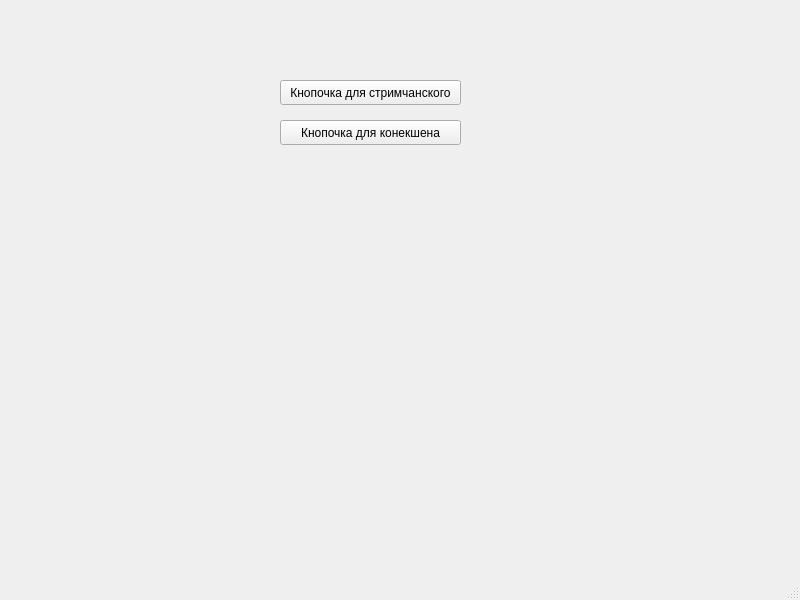
Qt form src/MainWindow/MainWindow.ui (PolarStarWalker/PolarUV-client) before a commit.
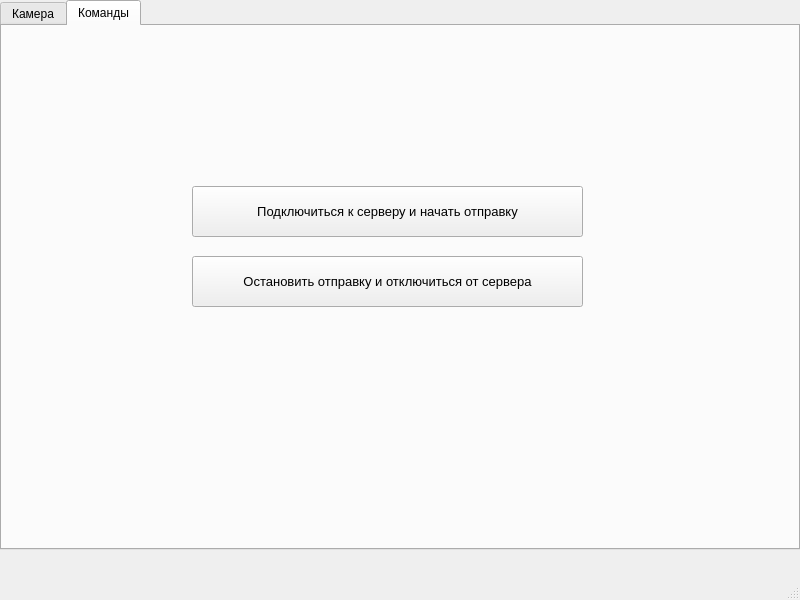
The same form after that commit.

What changed in the file:
```diff
--- a/src/MainWindow/MainWindow.ui
+++ b/src/MainWindow/MainWindow.ui
@@ -14,31 +14,96 @@
    <string>MainWindow</string>
   </property>
   <widget class="QWidget" name="centralwidget">
-   <widget class="QPushButton" name="pushButton">
+   <widget class="QTabWidget" name="tabWidget">
     <property name="geometry">
      <rect>
-      <x>280</x>
-      <y>80</y>
-      <width>181</width>
-      <height>25</height>
+      <x>0</x>
+      <y>0</y>
+      <width>800</width>
+      <height>550</height>
      </rect>
     </property>
-    <property name="text">
-     <string>Кнопочка для стримчанского</string>
+    <property name="currentIndex">
+     <number>1</number>
     </property>
-   </widget>
-   <widget class="QPushButton" name="pushButton_2">
-    <property name="geometry">
-     <rect>
-      <x>280</x>
-      <y>120</y>
-      <width>181</width>
-      <height>25</height>
-     </rect>
-    </property>
-    <property name="text">
-     <string>Кнопочка для конекшена</string>
-    </property>
+    <widget class="QWidget" name="tab">
+     <property name="enabled">
+      <bool>true</bool>
+     </property>
+     <property name="accessibleName">
+      <string/>
+     </property>
+     <attribute name="title">
+      <string>Камера</string>
+     </attribute>
+     <widget class="QPushButton" name="pushButton_2">
+      <property name="geometry">
+       <rect>
+        <x>290</x>
+        <y>230</y>
+        <width>181</width>
+        <height>25</height>
+       </rect>
+      </property>
+      <property name="text">
+       <string>Кнопочка для конекшена</string>
+      </property>
+     </widget>
+     <widget class="QPushButton" name="pushButton">
+      <property name="geometry">
+       <rect>
+        <x>290</x>
+        <y>190</y>
+        <width>181</width>
+        <height>25</height>
+       </rect>
+      </property>
+      <property name="text">
+       <string>Кнопочка для стримчанского</string>
+      </property>
+     </widget>
+    </widget>
+    <widget class="QWidget" name="tab_2">
+     <attribute name="title">
+      <string>Команды</string>
+     </attribute>
+     <widget class="QPushButton" name="socketConnectButton">
+      <property name="geometry">
+       <rect>
+        <x>190</x>
+        <y>160</y>
+        <width>391</width>
+        <height>51</height>
+       </rect>
+      </property>
+      <property name="font">
+       <font>
+        <pointsize>10</pointsize>
+       </font>
+      </property>
+      <property name="text">
+       <string>Подключиться к серверу и начать отправку</string>
+      </property>
+     </widget>
+     <widget class="QPushButton" name="socketDisconnectButton">
+      <property name="geometry">
+       <rect>
+        <x>190</x>
+        <y>230</y>
+        <width>391</width>
+        <height>51</height>
+       </rect>
+      </property>
+      <property name="font">
+       <font>
+        <pointsize>10</pointsize>
+       </font>
+      </property>
+      <property name="text">
+       <string>Остановить отправку и отключиться от сервера</string>
+      </property>
+     </widget>
+    </widget>
    </widget>
   </widget>
   <widget class="QMenuBar" name="menubar">
```
